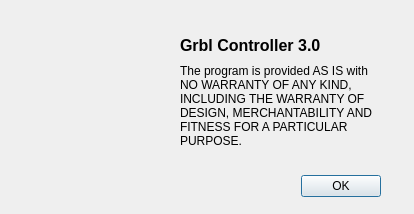
Above: about.ui from apsystems/GrblHoming before the change. Below: the same form after it.
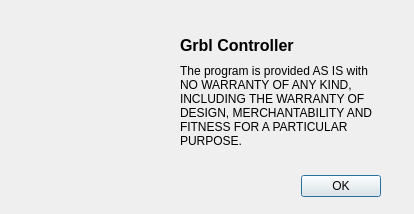
That is the form after the change. Icons and pictures are not drawn.

Commit message: V3.1 - support for Grbl 0.8c, switch to polling Grbl for position, no longer wipe Grbl positional data due to reset and many other changes

What changed in the file:
```diff
--- a/about.ui
+++ b/about.ui
@@ -81,7 +81,7 @@
     </font>
    </property>
    <property name="text">
-    <string>Grbl Controller 3.0</string>
+    <string>Grbl Controller</string>
    </property>
   </widget>
   <widget class="QLabel" name="label_2">
```
Left out of the diff: 2 changed lines with no effect on the pictures. The commit also changes 25 other files.
